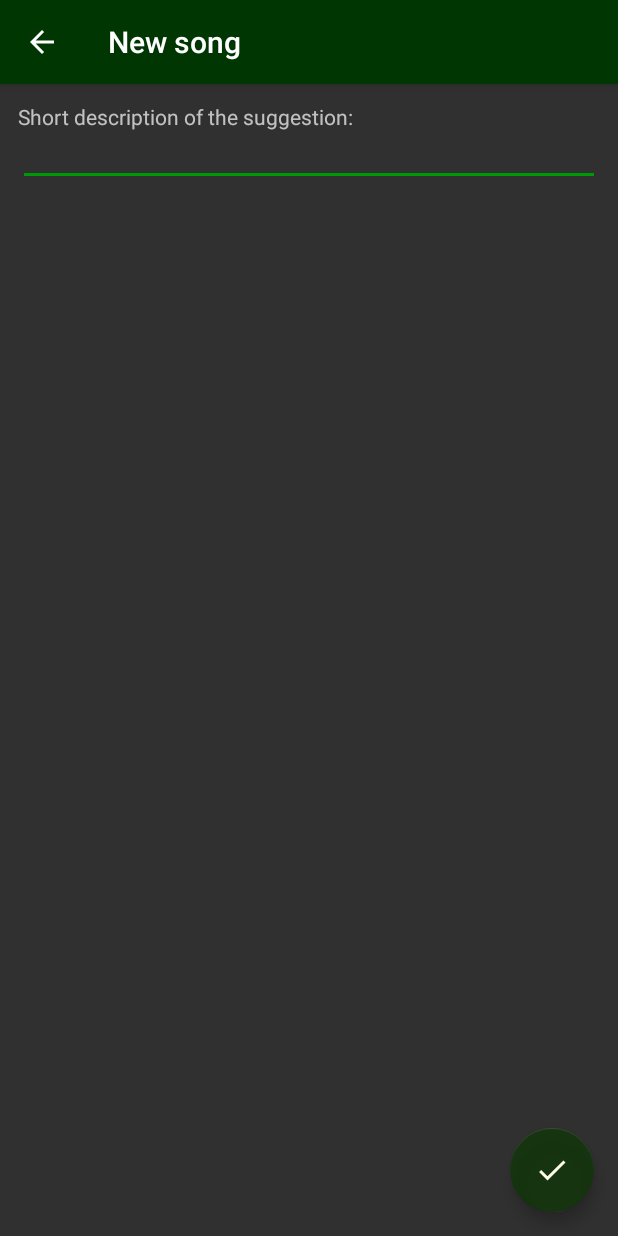
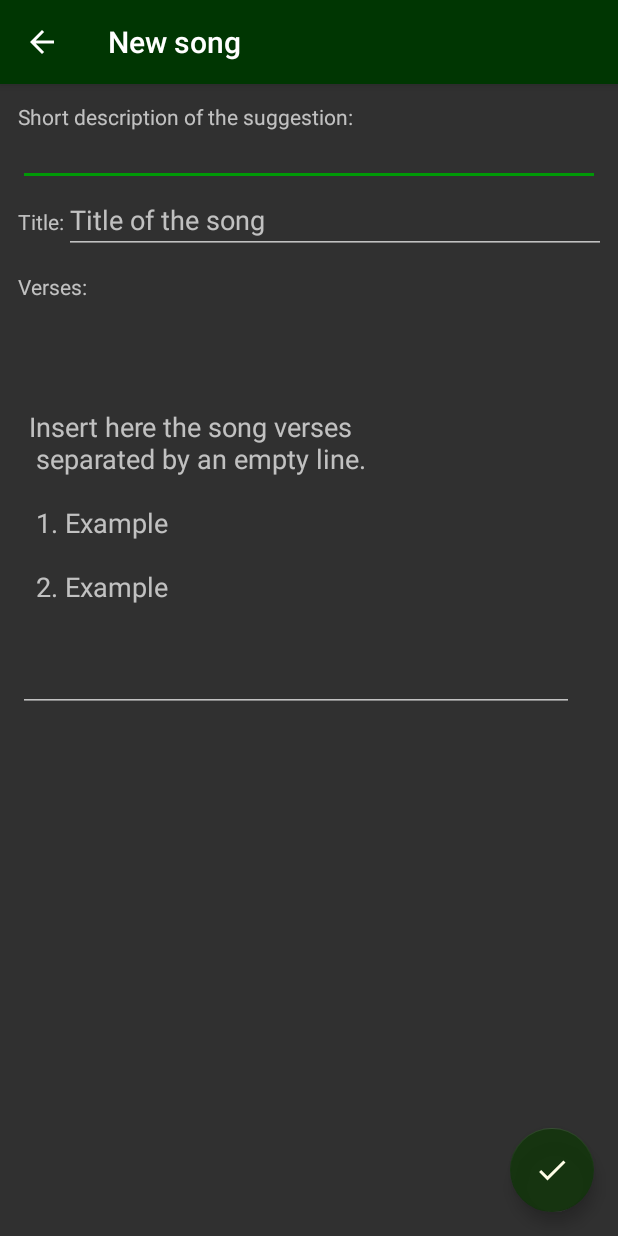
Before and after one commit to tomiolah/Songbook, an Android app: the SuggestEditsActivity screen opened directly, with no data from a screen before it, on a phone screen of 412 x 824 dp. Run offline under Robolectric (Android 15) with nearby library versions, the phone set to English and light mode, and no system bars; 4 statements that could not run were skipped.

Commit message:
Sending an edited song suggestion.

```diff
--- a/Songbook/app/src/main/AndroidManifest.xml
+++ b/Songbook/app/src/main/AndroidManifest.xml
@@ -63,6 +63,11 @@
             android:label="@string/suggest_edits"
             android:theme="@style/SongBookTheme">
         </activity>
+        <activity
+            android:name=".ui.activity.SuggestEditsChooseActivity"
+            android:label="@string/suggest_edits"
+            android:theme="@style/SongBookTheme">
+        </activity>
     </application>
 
 </manifest>
--- a/Songbook/app/src/main/java/com/bence/songbook/ui/activity/SuggestEditsActivity.java
+++ b/Songbook/app/src/main/java/com/bence/songbook/ui/activity/SuggestEditsActivity.java
@@ -1,5 +1,6 @@
 package com.bence.songbook.ui.activity;
 
+import android.annotation.SuppressLint;
 import android.content.Intent;
 import android.content.SharedPreferences;
 import android.os.Bundle;
@@ -12,16 +13,25 @@ import android.view.View;
 import android.widget.EditText;
 import android.widget.Toast;
 
+import com.bence.projector.common.dto.SongVerseDTO;
 import com.bence.projector.common.dto.SuggestionDTO;
 import com.bence.songbook.R;
 import com.bence.songbook.api.SuggestionApiBean;
 import com.bence.songbook.models.Song;
+import com.bence.songbook.models.SongVerse;
 import com.bence.songbook.ui.utils.Preferences;
+
+import java.util.ArrayList;
+import java.util.List;
 
 public class SuggestEditsActivity extends AppCompatActivity {
 
     private Song song;
+    private boolean edit = false;
+    private EditText titleEditText;
+    private EditText textEditText;
 
+    @SuppressLint("CutPasteId")
     @Override
     protected void onCreate(Bundle savedInstanceState) {
         setTheme(Preferences.getTheme(this));
@@ -43,6 +53,32 @@ public class SuggestEditsActivity extends AppCompatActivity {
         });
         Intent intent = getIntent();
         song = (Song) intent.getSerializableExtra("Song");
+        String method = intent.getStringExtra("method");
+        titleEditText = findViewById(R.id.title);
+        textEditText = findViewById(R.id.text);
+        titleEditText.setText(song.getTitle());
+        textEditText.setText(getText(song));
+        if (method.equals("EDIT")) {
+            edit = true;
+        } else {
+            titleEditText.setKeyListener(null);
+            titleEditText.setFocusable(false);
+            titleEditText.setCursorVisible(false);
+            textEditText.setKeyListener(null);
+            textEditText.setFocusable(false);
+            textEditText.setCursorVisible(false);
+        }
+    }
+
+    private String getText(Song song) {
+        StringBuilder text = new StringBuilder();
+        for (SongVerse songVerse : song.getVerses()) {
+            if (text.length() > 0) {
+                text.append("\n\n");
+            }
+            text.append(songVerse.getText().trim());
+        }
+        return text.toString();
     }
 
     private void submit() {
@@ -51,8 +87,33 @@ public class SuggestEditsActivity extends AppCompatActivity {
         String email = sharedPreferences.getString("email", "");
         suggestionDTO.setCreatedByEmail(email);
         final EditText suggestionEditText = findViewById(R.id.suggestion);
-        suggestionDTO.setDescription(suggestionEditText.getText().toString().trim());
+        String description = suggestionEditText.getText().toString().trim();
+        if (description.isEmpty() && !edit) {
+            Toast.makeText(this, R.string.no_description, Toast.LENGTH_SHORT).show();
+            return;
+        }
+        suggestionDTO.setDescription(description);
         suggestionDTO.setSongId(song.getUuid());
+        if (edit) {
+            String title = titleEditText.getText().toString().trim();
+            if (title.isEmpty()) {
+                Toast.makeText(this, R.string.no_title, Toast.LENGTH_SHORT).show();
+                return;
+            }
+            suggestionDTO.setTitle(title);
+            String[] split = textEditText.getText().toString().trim().split("\n\n");
+            List<SongVerseDTO> songVerseDTOList = new ArrayList<>(song.getVerses().size());
+            for (String s : split) {
+                SongVerseDTO songVerseDTO = new SongVerseDTO();
+                songVerseDTO.setText(s);
+                songVerseDTOList.add(songVerseDTO);
+            }
+            if (songVerseDTOList.size() == 0 || (songVerseDTOList.size() == 1 && songVerseDTOList.get(0).getText().isEmpty())) {
+                Toast.makeText(this, R.string.empty_verses, Toast.LENGTH_SHORT).show();
+                return;
+            }
+            suggestionDTO.setVerses(songVerseDTOList);
+        }
         Thread thread = new Thread(new Runnable() {
             @Override
             public void run() {
--- a/Songbook/app/src/main/res/layout/activity_song.xml
+++ b/Songbook/app/src/main/res/layout/activity_song.xml
@@ -17,7 +17,7 @@
             android:layout_width="match_parent"
             android:layout_height="?attr/actionBarSize"
             android:background="?attr/colorPrimary"
-            app:popupTheme="@style/SongBookTheme.PopupOverlay">
+            app:theme="@style/SongBookTheme">
 
         </android.support.v7.widget.Toolbar>
 
--- a/Songbook/app/src/main/res/layout/activity_suggest_edits.xml
+++ b/Songbook/app/src/main/res/layout/activity_suggest_edits.xml
@@ -22,7 +22,73 @@
 
     </android.support.design.widget.AppBarLayout>
 
-    <include layout="@layout/content_suggest_edits"/>
+    <LinearLayout
+        xmlns:android="http://schemas.android.com/apk/res/android"
+        xmlns:app="http://schemas.android.com/apk/res-auto"
+        xmlns:tools="http://schemas.android.com/tools"
+        android:layout_width="match_parent"
+        android:layout_height="match_parent"
+        android:orientation="vertical"
+        android:padding="12dp"
+        app:layout_behavior="@string/appbar_scrolling_view_behavior"
+        tools:context="com.bence.songbook.ui.activity.SuggestEditsActivity"
+        tools:showIn="@layout/activity_suggest_message">
+
+        <TextView
+            android:layout_width="match_parent"
+            android:layout_height="wrap_content"
+            android:text="@string/short_description_of_the_suggestion"/>
+
+        <EditText
+            android:id="@+id/suggestion"
+            android:layout_width="match_parent"
+            android:layout_height="wrap_content"
+            android:inputType="textNoSuggestions|textMultiLine"
+            android:maxLength="1000"
+            android:paddingBottom="6dp"
+            android:paddingTop="6dp"/>
+
+
+        <GridLayout
+            android:layout_width="match_parent"
+            android:layout_height="wrap_content"
+            android:columnCount="2"
+            android:rowCount="1">
+
+            <TextView
+                android:layout_width="wrap_content"
+                android:layout_height="wrap_content"
+                android:text="@string/title"/>
+
+            <EditText
+                android:id="@+id/title"
+                android:layout_width="match_parent"
+                android:layout_height="wrap_content"
+                android:hint="@string/title_of_the_song"
+                android:inputType="text|textCapSentences"
+                android:maxLength="50"
+                />
+        </GridLayout>
+
+        <TextView
+            android:layout_width="match_parent"
+            android:layout_height="wrap_content"
+            android:layout_marginTop="12dp"
+            android:text="@string/verses"/>
+
+        <EditText
+            android:id="@+id/text"
+            android:layout_width="match_parent"
+            android:layout_height="wrap_content"
+            android:layout_marginEnd="12dp"
+            android:layout_marginRight="17dp"
+            android:ems="12"
+            android:hint="@string/insert_here_the_song_verses_nseparated_by_an_empty_line_n_n1_example_n_n2_example"
+            android:inputType="textMultiLine|textCapSentences"
+            android:lines="12"
+            android:maxLength="10000"
+            android:padding="7dp"/>
+    </LinearLayout>
 
     <android.support.design.widget.FloatingActionButton
         android:id="@+id/fab"
--- a/Songbook/app/src/main/res/layout/content_suggest_edits.xml
+++ /dev/null
@@ -1,26 +0,0 @@
-<?xml version="1.0" encoding="utf-8"?>
-<LinearLayout
-    xmlns:android="http://schemas.android.com/apk/res/android"
-    xmlns:app="http://schemas.android.com/apk/res-auto"
-    xmlns:tools="http://schemas.android.com/tools"
-    android:layout_width="match_parent"
-    android:layout_height="match_parent"
-    android:orientation="vertical"
-    android:padding="12dp"
-    app:layout_behavior="@string/appbar_scrolling_view_behavior"
-    tools:context="com.bence.songbook.ui.activity.SuggestEditsActivity"
-    tools:showIn="@layout/activity_suggest_edits">
-
-    <TextView
-        android:layout_width="match_parent"
-        android:layout_height="wrap_content"
-        android:text="@string/short_description_of_the_suggestion"/>
-
-    <EditText
-        android:id="@+id/suggestion"
-        android:layout_width="match_parent"
-        android:layout_height="wrap_content"
-        android:inputType="textNoSuggestions|textMultiLine"
-        android:paddingBottom="6dp"
-        android:paddingTop="6dp"/>
-</LinearLayout>
--- a/Songbook/app/src/main/res/values/strings.xml
+++ b/Songbook/app/src/main/res/values/strings.xml
@@ -62,4 +62,8 @@
     <string name="upload_failed">Upload failed</string>
     <string name="suggest_edits">Suggest edits</string>
     <string name="short_description_of_the_suggestion">Short description of the suggestion:</string>
+    <string name="submit">Submit</string>
+    <string name="other">Other</string>
+    <string name="edit">Edit</string>
+    <string name="no_description">No description!</string>
 </resources>
```
Also changed, not shown: Songbook/app/src/main/java/com/bence/songbook/ui/activity/SongActivity.java (+4 -4 lines), Songbook/app/src/main/java/com/bence/songbook/ui/activity/SuggestEditsChooseActivity.java (added, +50 -0 lines), Songbook/app/src/main/res/layout/activity_suggest_message.xml (added, +61 -0 lines), 2 other files.
